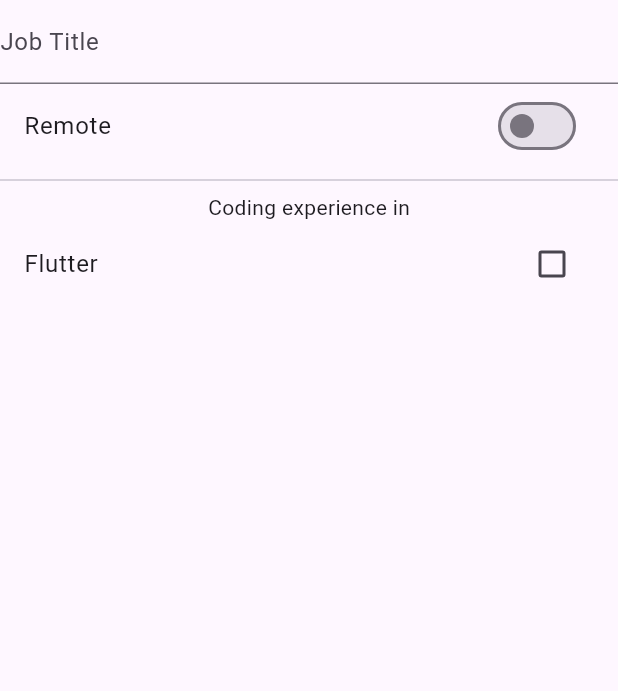
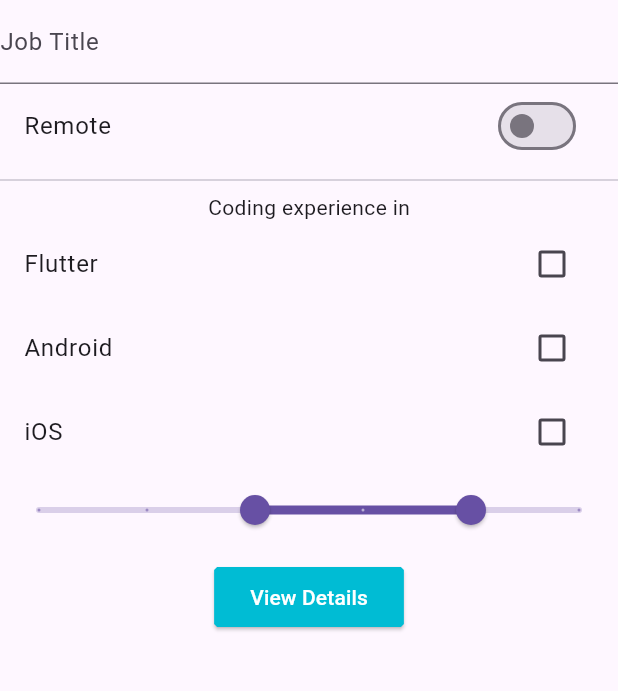
Before and after one commit to mocaor-dam/TareaFormularioDesarrolloDeInterfaces, a Flutter app: the screen it shows after launch, after a tap on "Entrar", on a phone screen of 412 x 824 dp, the part 84-775 px from its top. Run offline on Flutter 3.47's test engine with Material 3 defaults, Android fonts, the phone set to English and light mode, and no system bars.

Commit message:
3 commit

```diff
--- a/lib/details_job_screen.dart
+++ b/lib/details_job_screen.dart
@@ -11,6 +11,8 @@ class DetailsInfoScreen extends State<DetailsJobScreen> {
   bool _flutter = false;
   bool _android = false;
   bool _ios = false;
+
+  RangeValues _currentRangeValues =  RangeValues(40, 80);
 
   @override
   Widget build(BuildContext context) {
@@ -46,12 +48,54 @@ class DetailsInfoScreen extends State<DetailsJobScreen> {
 
             Center(child: Text("Coding experience in")),
             CheckboxListTile(
-                title: Text("Flutter"),
-                value: _flutter, onChanged: (value){
-              setState(() {
-                _flutter = value!;
-              });
-            })
+              title: Text("Flutter"),
+              value: _flutter,
+              onChanged: (value) {
+                setState(() {
+                  _flutter = value!;
+                });
+              },
+            ),
+            CheckboxListTile(
+              title: Text("Android"),
+              value: _android,
+              onChanged: (value) {
+                setState(() {
+                  _android = value!;
+                });
+              },
+            ),
+            CheckboxListTile(
+              title: Text("iOS"),
+              value: _ios,
+              onChanged: (value) {
+                setState(() {
+                  _ios = value!;
+                });
+              },
+            ),
+
+            RangeSlider(
+              values: _currentRangeValues,
+              min: 0,
+              max: 100,
+              divisions: 5,
+              labels: RangeLabels(
+                _currentRangeValues.start.round().toString(),
+                _currentRangeValues.end.round().toString(),
+              ),
+              onChanged: (RangeValues values) {
+                setState(() {
+                  _currentRangeValues = values;
+                });
+              },
+            ),
+
+            SizedBox(height: 10,),
+
+            ElevatedButton(onPressed: () =>
+                Navigator.push(context, MaterialPageRoute(builder: (_) => DetailsJobScreen())),
+              child: Text("View Details", style: TextStyle(color: Colors.white),), style: ElevatedButton.styleFrom(backgroundColor: Colors.cyan, shape: BeveledRectangleBorder(borderRadius: BorderRadiusGeometry.circular(2.0))),)
           ],
         ),
       ),
--- a/lib/home_menu_screen.dart
+++ b/lib/home_menu_screen.dart
@@ -27,7 +27,10 @@ class _HomeScreenState extends State<HomeMenuScreen>{
               child: Column(
                 children: [
                   Padding(
-                    padding: const EdgeInsets.only(left: 100.0, right: 100.0),
+                    padding: EdgeInsets.symmetric(
+                      horizontal: MediaQuery.of(context).size.width * (MediaQuery.of(context).size.width > 600 ? 0.20 : 0.10),
+
+                    ),
                     child: TextFormField(
                       decoration: InputDecoration(
                         labelText: "Username"
@@ -36,7 +39,10 @@ class _HomeScreenState extends State<HomeMenuScreen>{
                     ),
                   ),
                   Padding(
-                    padding: const EdgeInsets.only(left: 100.0, right: 100.0),
+                    padding: EdgeInsets.symmetric(
+                      horizontal: MediaQuery.of(context).size.width * (MediaQuery.of(context).size.width > 600 ? 0.20 : 0.10),
+
+                    ),
                     child: TextFormField(
                       decoration: InputDecoration(
                         labelText: "Password"
@@ -44,6 +50,7 @@ class _HomeScreenState extends State<HomeMenuScreen>{
 
                     ),
                   ),
+
                   Padding(
                     padding: const EdgeInsets.all(8.0),
                     child: ElevatedButton(onPressed: () =>
```
Also changed, not shown: lib/mostrar_datos_screen.dart (added, +10 -0 lines).
